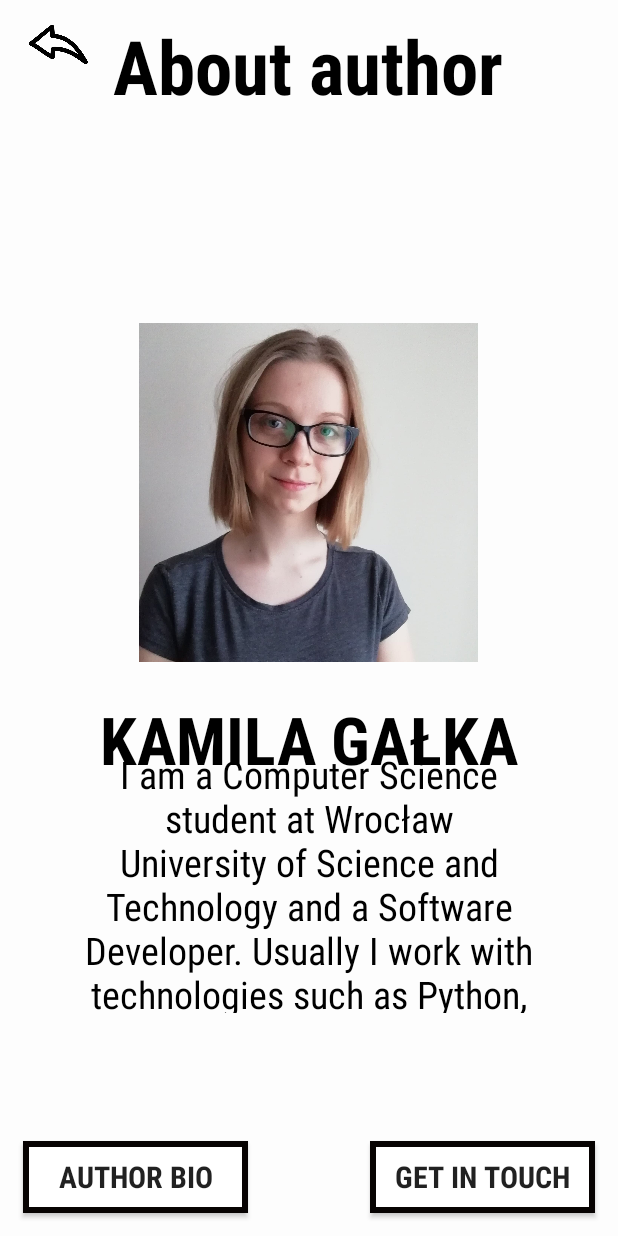
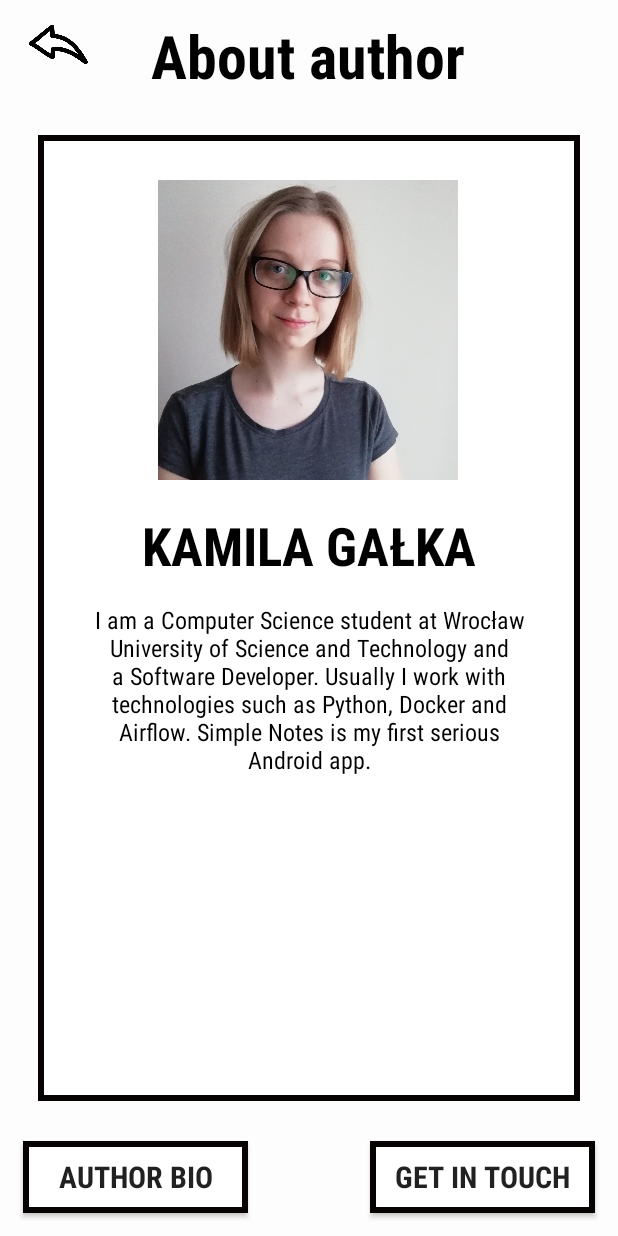
Before and after one commit to kamilagalka/EasyNotes, an Android app: the AboutAuthor screen opened directly, with no data from a screen before it, on a phone screen of 412 x 824 dp. Run offline under Robolectric (Android 15) with nearby library versions, the phone set to English and light mode, and no system bars.

Commit message:
added about author fragments

```diff
--- a/app/build.gradle
+++ b/app/build.gradle
@@ -20,6 +20,10 @@ android {
             proguardFiles getDefaultProguardFile('proguard-android-optimize.txt'), 'proguard-rules.pro'
         }
     }
+    compileOptions {
+        sourceCompatibility JavaVersion.VERSION_1_8
+        targetCompatibility JavaVersion.VERSION_1_8
+    }
 }
 
 dependencies {
--- a/app/src/main/res/layout/activity_about_author.xml
+++ b/app/src/main/res/layout/activity_about_author.xml
@@ -26,7 +26,7 @@
         android:fontFamily="sans-serif-condensed"
         android:text="@string/about_author"
         android:textColor="@color/colorPrimary"
-        android:textSize="50sp"
+        android:textSize="40sp"
         android:textStyle="bold"
         app:layout_constraintEnd_toEndOf="parent"
         app:layout_constraintHorizontal_bias="0.497"
@@ -36,11 +36,11 @@
     <FrameLayout
         android:id="@+id/about_author_fragment"
         android:layout_width="match_parent"
-        android:layout_height="530dp"
+        android:layout_height="match_parent"
         android:layout_marginStart="25dp"
-        android:layout_marginTop="25dp"
+        android:layout_marginTop="90dp"
         android:layout_marginEnd="25dp"
-        android:layout_marginBottom="25dp"
+        android:layout_marginBottom="90dp"
         app:layout_constraintBottom_toTopOf="@id/author_bio_btn"
         app:layout_constraintEnd_toEndOf="parent"
         app:layout_constraintStart_toStartOf="parent"
--- a/app/src/main/res/layout/fragment_author_bio.xml
+++ b/app/src/main/res/layout/fragment_author_bio.xml
@@ -4,22 +4,20 @@
     xmlns:tools="http://schemas.android.com/tools"
     android:layout_width="match_parent"
     android:layout_height="match_parent"
+    android:background="@drawable/default_border"
     tools:context=".AuthorBio">
 
 
     <ImageView
         android:id="@+id/myImageView"
-        android:layout_width="226dp"
-        android:layout_height="230dp"
-        android:layout_marginTop="68dp"
-        android:visibility="visible"
+        android:layout_width="200dp"
+        android:layout_height="200dp"
+        android:layout_marginTop="30dp"
         app:layout_constraintEnd_toEndOf="parent"
         app:layout_constraintHorizontal_bias="0.497"
         app:layout_constraintStart_toStartOf="parent"
         app:layout_constraintTop_toTopOf="parent"
-        app:srcCompat="@drawable/author_photo"
-        tools:srcCompat="@drawable/author_photo"
-        tools:visibility="visible" />
+        android:background="@drawable/author_photo" />
 
     <TextView
         android:id="@+id/author_name"
@@ -30,7 +28,7 @@
         android:text="@string/author_name"
         android:textAllCaps="true"
         android:textColor="@color/colorPrimary"
-        android:textSize="44sp"
+        android:textSize="35sp"
         android:textStyle="bold"
         app:layout_constraintEnd_toEndOf="parent"
         app:layout_constraintStart_toStartOf="parent"
@@ -39,17 +37,16 @@
     <TextView
         android:id="@+id/about_author"
         android:layout_width="300dp"
-        android:layout_height="263dp"
+        android:layout_height="wrap_content"
         android:fontFamily="sans-serif-condensed"
         android:gravity="center"
         android:text="@string/about_author_bio"
         android:textColor="@color/colorPrimary"
-        android:textSize="25sp"
+        android:textSize="16sp"
         app:layout_constraintBottom_toBottomOf="parent"
         app:layout_constraintEnd_toEndOf="parent"
-        app:layout_constraintHorizontal_bias="0.495"
         app:layout_constraintStart_toStartOf="parent"
         app:layout_constraintTop_toBottomOf="@+id/author_name"
-        app:layout_constraintVertical_bias="0.217" />
+        app:layout_constraintVertical_bias="0.064" />
 
 </androidx.constraintlayout.widget.ConstraintLayout>
```
Also changed, not shown: app/src/main/java/com/example/easynotes/AuthorGetInTouch.java (+6 -15 lines), app/src/main/res/layout/fragment_author_get_in_touch.xml (+7 -11 lines), app/src/main/res/drawable-hdpi/author_photo.jpg (added), app/src/main/res/drawable-hdpi/gh_logo.png (added), app/src/main/res/drawable-hdpi/linkedin_logo.png (added), app/src/main/res/drawable-mdpi/author_photo.jpg (added), app/src/main/res/drawable-mdpi/gh_logo.png (added), app/src/main/res/drawable-mdpi/linkedin_logo.png (added), app/src/main/res/drawable-xhdpi/author_photo.jpg (added), app/src/main/res/drawable-xhdpi/gh_logo.png (added), app/src/main/res/drawable-xhdpi/linkedin_logo.png (added), app/src/main/res/drawable-xxhdpi/author_photo.jpg (added), app/src/main/res/drawable-xxhdpi/gh_logo.png (added), app/src/main/res/drawable-xxhdpi/linkedin_logo.png (added).
